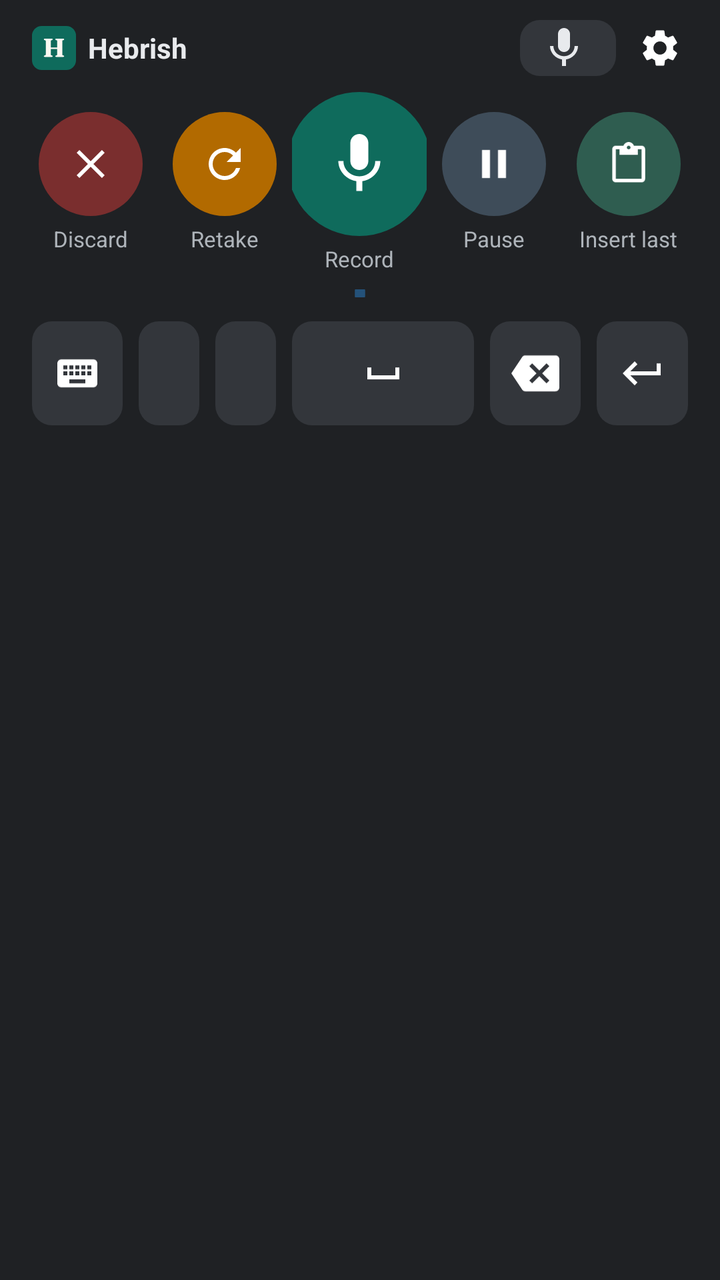
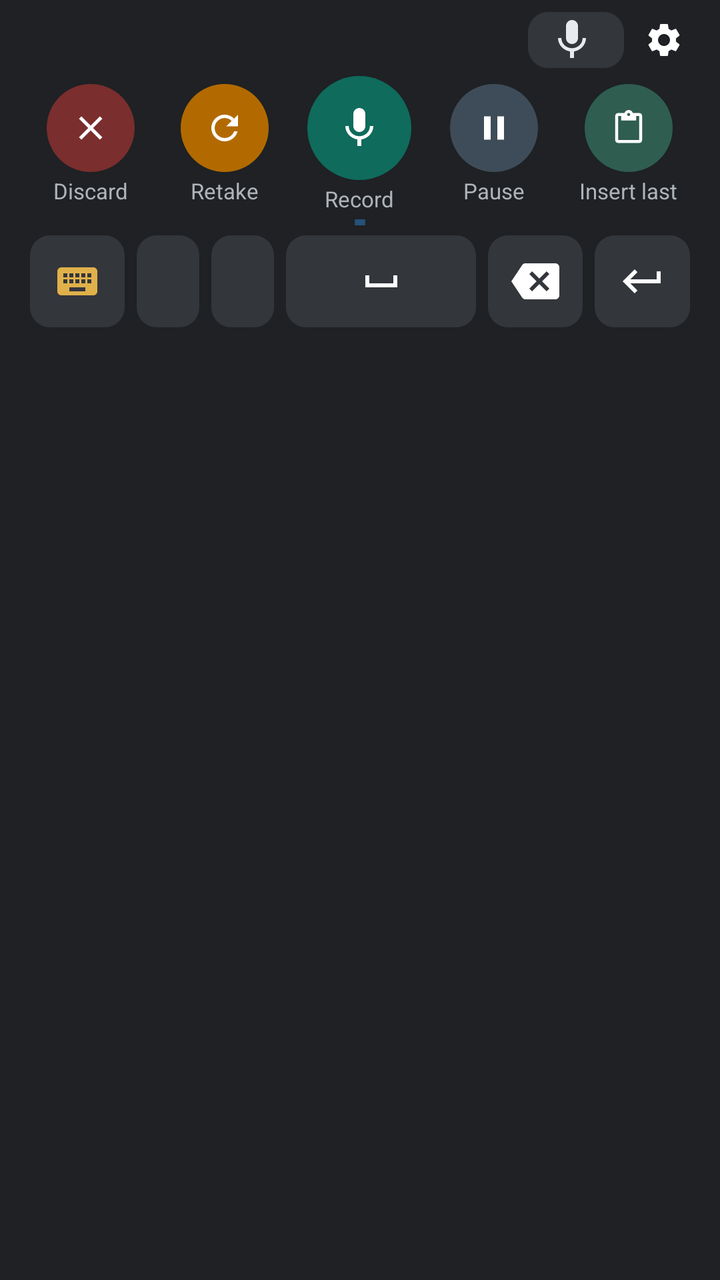

The first picture is an Android layout as it rendered before a commit; the second is the same layout after the commit. The layout source and the unified diff follow.
<!-- AndroidManifest.xml: application theme AppTheme -->
<!-- res/layout/ime_view.xml -->
<?xml version="1.0" encoding="utf-8"?>
<LinearLayout xmlns:android="http://schemas.android.com/apk/res/android"
    android:layout_width="match_parent"
    android:layout_height="wrap_content"
    android:background="@color/ime_bg"
    android:orientation="vertical"
    android:paddingHorizontal="12dp"
    android:paddingTop="6dp"
    android:paddingBottom="12dp">

    <LinearLayout
        android:layout_width="match_parent"
        android:layout_height="36dp"
        android:gravity="center_vertical"
        android:orientation="horizontal">

        <ImageView
            android:id="@+id/brand"
            android:layout_width="22dp"
            android:layout_height="22dp"
            android:layout_marginStart="4dp"
            android:importantForAccessibility="no"
            android:src="@drawable/ic_hebrish" />

        <TextView
            android:layout_width="wrap_content"
            android:layout_height="wrap_content"
            android:layout_marginStart="6dp"
            android:text="@string/app_name"
            android:textColor="@color/ime_text"
            android:textSize="14sp"
            android:textStyle="bold" />

        <LinearLayout
            android:layout_width="0dp"
            android:layout_height="wrap_content"
            android:layout_weight="1"
            android:gravity="center"
            android:orientation="horizontal">

            <ProgressBar
                android:id="@+id/spinner"
                style="?android:attr/progressBarStyleSmall"
                android:layout_width="16dp"
                android:layout_height="16dp"
                android:layout_marginEnd="8dp"
                android:visibility="gone" />

            <TextView
                android:id="@+id/status"
                android:layout_width="wrap_content"
                android:layout_height="wrap_content"
                android:ellipsize="end"
                android:maxLines="1"
                android:paddingHorizontal="8dp"
                android:paddingVertical="2dp"
                android:textColor="@color/ime_text"
                android:textSize="13sp" />
        </LinearLayout>

        
        <TextView
            android:id="@+id/source"
            android:layout_width="wrap_content"
            android:layout_height="28dp"
            android:layout_marginEnd="4dp"
            android:background="@drawable/key_bg"
            android:drawableStart="@drawable/ic_mic"
            android:drawablePadding="4dp"
            android:drawableTint="@color/ime_text"
            android:ellipsize="end"
            android:gravity="center_vertical"
            android:maxLines="1"
            android:maxWidth="120dp"
            android:paddingHorizontal="10dp"
            android:textColor="@color/ime_text"
            android:textSize="12sp" />

        <LinearLayout
            android:id="@+id/source_picker"
            android:layout_width="wrap_content"
            android:layout_height="wrap_content"
            android:layout_marginEnd="4dp"
            android:gravity="center_vertical"
            android:orientation="horizontal"
            android:visibility="gone" />

        <ImageButton
            android:id="@+id/settings"
            android:layout_width="36dp"
            android:layout_height="36dp"
            android:background="?android:attr/selectableItemBackgroundBorderless"
            android:contentDescription="@string/cd_settings"
            android:padding="7dp"
            android:scaleType="fitCenter"
            android:src="@drawable/ic_settings" />
    </LinearLayout>

    
    <LinearLayout
        android:layout_width="match_parent"
        android:layout_height="wrap_content"
        android:layout_marginTop="4dp"
        android:gravity="center_vertical"
        android:orientation="horizontal">
        <LinearLayout
            android:layout_width="0dp"
            android:layout_height="wrap_content"
            android:layout_weight="1"
            android:gravity="center_horizontal"
            android:orientation="vertical">
            <ImageButton
                android:id="@+id/discard"
                android:layout_width="52dp"
                android:layout_height="52dp"
                android:background="@drawable/ime_round"
                android:backgroundTint="@color/bubble_discard"
                android:contentDescription="@string/action_discard"
                android:foreground="@drawable/ime_round_press"
                android:padding="14dp"
                android:scaleType="fitCenter"
                android:src="@drawable/ic_close" />
            <TextView
                android:id="@+id/discard_lbl"
                android:layout_width="wrap_content"
                android:layout_height="wrap_content"
                android:layout_marginTop="4dp"
                android:maxLines="1"
                android:text="@string/discard"
                android:textColor="@color/ime_label"
                android:textSize="11sp" />
        </LinearLayout>
        <LinearLayout
            android:layout_width="0dp"
            android:layout_height="wrap_content"
            android:layout_weight="1"
            android:gravity="center_horizontal"
            android:orientation="vertical">
            <ImageButton
                android:id="@+id/restart"
                android:layout_width="52dp"
                android:layout_height="52dp"
                android:background="@drawable/ime_round"
                android:backgroundTint="@color/bubble_retake"
                android:contentDescription="@string/action_restart"
                android:foreground="@drawable/ime_round_press"
                android:padding="14dp"
                android:scaleType="fitCenter"
                android:src="@drawable/ic_retake" />
            <TextView
                android:id="@+id/restart_lbl"
                android:layout_width="wrap_content"
                android:layout_height="wrap_content"
                android:layout_marginTop="4dp"
                android:maxLines="1"
                android:text="@string/restart"
                android:textColor="@color/ime_label"
                android:textSize="11sp" />
        </LinearLayout>
        <LinearLayout
            android:layout_width="0dp"
            android:layout_height="wrap_content"
            android:layout_weight="1"
            android:gravity="center_horizontal"
            android:orientation="vertical">
            <ImageButton
                android:id="@+id/mic"
                android:layout_width="72dp"
                android:layout_height="72dp"
                android:background="@drawable/ime_round"
                android:backgroundTint="@color/ime_mic_idle"
                android:contentDescription="@string/cd_mic"
                android:foreground="@drawable/ime_round_press"
                android:padding="18dp"
                android:scaleType="fitCenter"
                android:src="@drawable/ic_mic" />
            <TextView
                android:id="@+id/mic_lbl"
                android:layout_width="wrap_content"
                android:layout_height="wrap_content"
                android:layout_marginTop="4dp"
                android:maxLines="1"
                android:text="@string/ime_lbl_record"
                android:textColor="@color/ime_label"
                android:textSize="11sp" />
        </LinearLayout>
        <LinearLayout
            android:layout_width="0dp"
            android:layout_height="wrap_content"
            android:layout_weight="1"
            android:gravity="center_horizontal"
            android:orientation="vertical">
            <ImageButton
                android:id="@+id/pause"
                android:layout_width="52dp"
                android:layout_height="52dp"
                android:background="@drawable/ime_round"
                android:backgroundTint="@color/ime_pause"
                android:contentDescription="@string/action_pause"
                android:foreground="@drawable/ime_round_press"
                android:padding="14dp"
                android:scaleType="fitCenter"
                android:src="@drawable/ic_pause" />
            <TextView
                android:id="@+id/pause_lbl"
                android:layout_width="wrap_content"
                android:layout_height="wrap_content"
                android:layout_marginTop="4dp"
                android:maxLines="1"
                android:text="@string/pause"
                android:textColor="@color/ime_label"
                android:textSize="11sp" />
        </LinearLayout>
        <LinearLayout
            android:layout_width="0dp"
            android:layout_height="wrap_content"
            android:layout_weight="1"
            android:gravity="center_horizontal"
            android:orientation="vertical">
            <ImageButton
                android:id="@+id/insert_last"
                android:layout_width="52dp"
                android:layout_height="52dp"
                android:background="@drawable/ime_round"
                android:backgroundTint="@color/ime_insert"
                android:contentDescription="@string/insert_last"
                android:foreground="@drawable/ime_round_press"
                android:padding="15dp"
                android:scaleType="fitCenter"
                android:src="@drawable/ic_paste" />
            <TextView
                android:id="@+id/insert_last_lbl"
                android:layout_width="wrap_content"
                android:layout_height="wrap_content"
                android:layout_marginTop="4dp"
                android:maxLines="1"
                android:text="@string/ime_lbl_insert"
                android:textColor="@color/ime_label"
                android:textSize="11sp" />
        </LinearLayout>
    </LinearLayout>

    <View
        android:id="@+id/level"
        android:layout_width="match_parent"
        android:layout_height="4dp"
        android:layout_marginHorizontal="40dp"
        android:layout_marginTop="8dp"
        android:background="@drawable/level_bar"
        android:scaleX="0.02" />

    <LinearLayout
        android:layout_width="match_parent"
        android:layout_height="wrap_content"
        android:layout_marginTop="8dp"
        android:orientation="horizontal">

        <ImageButton
            android:id="@+id/switch_ime"
            android:layout_width="0dp"
            android:layout_height="52dp"
            android:layout_margin="4dp"
            android:layout_weight="1.2"
            android:background="@drawable/key_bg"
            android:contentDescription="@string/cd_switch"
            android:src="@drawable/ic_keyboard" />

        <Button
            android:id="@+id/comma"
            android:layout_width="0dp"
            android:layout_height="52dp"
            android:layout_margin="4dp"
            android:layout_weight="0.8"
            android:background="@drawable/key_bg"
            android:contentDescription="@string/cd_comma"
            android:text=","
            android:textColor="@color/ime_text"
            android:textSize="22sp" />

        <Button
            android:id="@+id/period"
            android:layout_width="0dp"
            android:layout_height="52dp"
            android:layout_margin="4dp"
            android:layout_weight="0.8"
            android:background="@drawable/key_bg"
            android:contentDescription="@string/cd_period"
            android:text="."
            android:textColor="@color/ime_text"
            android:textSize="22sp" />

        <ImageButton
            android:id="@+id/space"
            android:layout_width="0dp"
            android:layout_height="52dp"
            android:layout_margin="4dp"
            android:layout_weight="2.4"
            android:background="@drawable/key_bg"
            android:contentDescription="@string/cd_space"
            android:src="@drawable/ic_space" />

        <ImageButton
            android:id="@+id/backspace"
            android:layout_width="0dp"
            android:layout_height="52dp"
            android:layout_margin="4dp"
            android:layout_weight="1.2"
            android:background="@drawable/key_bg"
            android:contentDescription="@string/cd_backspace"
            android:src="@drawable/ic_backspace" />

        <ImageButton
            android:id="@+id/enter"
            android:layout_width="0dp"
            android:layout_height="52dp"
            android:layout_margin="4dp"
            android:layout_weight="1.2"
            android:background="@drawable/key_bg"
            android:contentDescription="@string/cd_enter"
            android:src="@drawable/ic_enter" />
    </LinearLayout>
</LinearLayout>
<!-- resources referenced by this layout -->
<resources>
  <color name="bubble_discard">#7A2E2E</color>
  <color name="bubble_retake">#B26A00</color>
  <color name="ime_bg">#1F2124</color>
  <color name="ime_insert">#2F5D50</color>
  <color name="ime_label">#AEB4BA</color>
  <color name="ime_mic_idle">#0F6B5C</color>
  <color name="ime_pause">#3E4C59</color>
  <color name="ime_text">#E8EAED</color>
  <!-- drawable ic_hebrish (drawable) -->
  <vector xmlns:android="http://schemas.android.com/apk/res/android" android:width="24dp" android:height="24dp" android:viewportWidth="64" android:viewportHeight="64">
      <path android:fillColor="@color/hebrish_green" android:pathData="M14,0h36a14,14 0 0 1 14,14v36a14,14 0 0 1 -14,14h-36a14,14 0 0 1 -14,-14v-36a14,14 0 0 1 14,-14z"/>
      <path android:fillColor="#FFFBF8F2" android:pathData="m 23.098489,31.282 h 16.169 v 2.261 h -16.169 z m 4.199,10.203 q 0,0.437 0.247,0.703 0.247,0.266 0.703,0.418 l 0.931,0.266 q 0.855,0.285 0.855,1.102 0,0.475 -0.323,0.76 -0.323,0.266 -0.988,0.266 h -10.146 q -0.665,0 -0.988,-0.266 -0.323,-0.285 -0.323,-0.76 0,-0.817 0.855,-1.102 l 0.931,-0.266 q 0.475,-0.152 0.703,-0.418 0.247,-0.266 0.247,-0.703 v -19.57 q 0,-0.437 -0.247,-0.703 -0.228,-0.266 -0.703,-0.418 l -0.931,-0.266 q -0.855,-0.285 -0.855,-1.102 0,-0.494 0.323,-0.76 0.323,-0.266 0.988,-0.266 h 10.146 q 0.665,0 0.988,0.266 0.323,0.266 0.323,0.76 0,0.817 -0.855,1.102 l -0.931,0.266 q -0.456,0.152 -0.703,0.418 -0.247,0.266 -0.247,0.703 z m 16.72,0 q 0,0.437 0.228,0.703 0.247,0.266 0.722,0.418 l 0.912,0.266 q 0.855,0.285 0.855,1.102 0,0.475 -0.323,0.76 -0.304,0.266 -0.988,0.266 h -10.146 q -0.665,0 -0.988,-0.266 -0.304,-0.285 -0.304,-0.76 0,-0.817 0.836,-1.102 l 0.931,-0.266 q 0.475,-0.152 0.703,-0.418 0.247,-0.266 0.247,-0.703 v -19.57 q 0,-0.437 -0.247,-0.703 -0.228,-0.266 -0.703,-0.418 l -0.931,-0.266 q -0.836,-0.285 -0.836,-1.102 0,-0.494 0.304,-0.76 0.323,-0.266 0.988,-0.266 h 10.146 q 0.684,0 0.988,0.266 0.323,0.266 0.323,0.76 0,0.817 -0.855,1.102 l -0.912,0.266 q -0.475,0.152 -0.722,0.418 -0.228,0.266 -0.228,0.703 z"/>
  </vector>
  <!-- drawable ime_round (drawable) -->
  <shape xmlns:android="http://schemas.android.com/apk/res/android" android:shape="oval">
      <solid android:color="#FFFFFFFF" />
  </shape>
  <!-- drawable key_bg (drawable) -->
  <shape xmlns:android="http://schemas.android.com/apk/res/android" android:shape="rectangle">
      <solid android:color="@color/ime_key" />
      <corners android:radius="10dp" />
  </shape>
  <!-- drawable level_bar (drawable) -->
  <shape xmlns:android="http://schemas.android.com/apk/res/android" android:shape="rectangle">
      <solid android:color="@color/accent" />
      <corners android:radius="2dp" />
  </shape>
  <string name="action_discard">Discard</string>
  <string name="action_pause">Pause or resume</string>
  <string name="action_restart">Retake (start over)</string>
  <string name="app_name">Hebrish</string>
  <string name="cd_backspace">Delete</string>
  <string name="cd_comma">Comma</string>
  <string name="cd_enter">Enter</string>
  <string name="cd_mic">Record</string>
  <string name="cd_period">Full stop</string>
  <string name="cd_settings">Hebrish settings</string>
  <string name="cd_space">Space</string>
  <string name="cd_switch">Back to previous keyboard</string>
  <string name="discard">Discard</string>
  <string name="ime_lbl_insert">Insert last</string>
  <string name="ime_lbl_record">Record</string>
  <string name="insert_last">Insert last transcript</string>
  <string name="pause">Pause</string>
  <string name="restart">Retake</string>
  <color name="hebrish_green">#0F6B5C</color>
  <color name="ime_key">#33363B</color>
  <color name="accent">#24527A</color>
  <color name="brand_bg">#FBF8F2</color>
  <color name="brand_accent">#0F6B5C</color>
  <color name="brand_muted">#5B6662</color>
  <color name="brand_ink">#1D2422</color>
  <color name="brand_accent_soft">#D8EFE7</color>
  <!-- unchanged entries left out for length: 16 -->
</resources>

<!-- the commit's change to res/layout/ime_view.xml (unified diff, before → after) -->
@@ -5,31 +5,14 @@
     android:background="@color/ime_bg"
     android:orientation="vertical"
     android:paddingHorizontal="12dp"
-    android:paddingTop="6dp"
-    android:paddingBottom="12dp">
+    android:paddingTop="4dp"
+    android:paddingBottom="2dp">
 
     <LinearLayout
         android:layout_width="match_parent"
-        android:layout_height="36dp"
+        android:layout_height="32dp"
         android:gravity="center_vertical"
         android:orientation="horizontal">
-
-        <ImageView
-            android:id="@+id/brand"
-            android:layout_width="22dp"
-            android:layout_height="22dp"
-            android:layout_marginStart="4dp"
-            android:importantForAccessibility="no"
-            android:src="@drawable/ic_hebrish" />
-
-        <TextView
-            android:layout_width="wrap_content"
-            android:layout_height="wrap_content"
-            android:layout_marginStart="6dp"
-            android:text="@string/app_name"
-            android:textColor="@color/ime_text"
-            android:textSize="14sp"
-            android:textStyle="bold" />
 
         <LinearLayout
             android:layout_width="0dp"
@@ -87,11 +70,11 @@
 
         <ImageButton
             android:id="@+id/settings"
-            android:layout_width="36dp"
-            android:layout_height="36dp"
+            android:layout_width="32dp"
+            android:layout_height="32dp"
             android:background="?android:attr/selectableItemBackgroundBorderless"
             android:contentDescription="@string/cd_settings"
-            android:padding="7dp"
+            android:padding="6dp"
             android:scaleType="fitCenter"
             android:src="@drawable/ic_settings" />
     </LinearLayout>
@@ -100,7 +83,7 @@
     <LinearLayout
         android:layout_width="match_parent"
         android:layout_height="wrap_content"
-        android:layout_marginTop="4dp"
+        android:layout_marginTop="2dp"
         android:gravity="center_vertical"
         android:orientation="horizontal">
         <LinearLayout
@@ -111,74 +94,74 @@
             android:orientation="vertical">
             <ImageButton
                 android:id="@+id/discard"
+                android:layout_width="44dp"
+                android:layout_height="44dp"
+                android:background="@drawable/ime_round"
+                android:backgroundTint="@color/bubble_discard"
+                android:contentDescription="@string/action_discard"
+                android:foreground="@drawable/ime_round_press"
+                android:padding="12dp"
+                android:scaleType="fitCenter"
+                android:src="@drawable/ic_close" />
+            <TextView
+                android:id="@+id/discard_lbl"
+                android:layout_width="wrap_content"
+                android:layout_height="wrap_content"
+                android:layout_marginTop="2dp"
+                android:maxLines="1"
+                android:text="@string/discard"
+                android:textColor="@color/ime_label"
+                android:textSize="11sp" />
+        </LinearLayout>
+        <LinearLayout
+            android:layout_width="0dp"
+            android:layout_height="wrap_content"
+            android:layout_weight="1"
+            android:gravity="center_horizontal"
+            android:orientation="vertical">
+            <ImageButton
+                android:id="@+id/restart"
+                android:layout_width="44dp"
+                android:layout_height="44dp"
+                android:background="@drawable/ime_round"
+                android:backgroundTint="@color/bubble_retake"
+                android:contentDescription="@string/action_restart"
+                android:foreground="@drawable/ime_round_press"
+                android:padding="12dp"
+                android:scaleType="fitCenter"
+                android:src="@drawable/ic_retake" />
+            <TextView
+                android:id="@+id/restart_lbl"
+                android:layout_width="wrap_content"
+                android:layout_height="wrap_content"
+                android:layout_marginTop="2dp"
+                android:maxLines="1"
+                android:text="@string/restart"
+                android:textColor="@color/ime_label"
+                android:textSize="11sp" />
+        </LinearLayout>
+        <LinearLayout
+            android:layout_width="0dp"
+            android:layout_height="wrap_content"
+            android:layout_weight="1"
+            android:gravity="center_horizontal"
+            android:orientation="vertical">
+            <ImageButton
+                android:id="@+id/mic"
                 android:layout_width="52dp"
                 android:layout_height="52dp"
                 android:background="@drawable/ime_round"
-                android:backgroundTint="@color/bubble_discard"
-                android:contentDescription="@string/action_discard"
-                android:foreground="@drawable/ime_round_press"
-                android:padding="14dp"
-                android:scaleType="fitCenter"
-                android:src="@drawable/ic_close" />
-            <TextView
-                android:id="@+id/discard_lbl"
-                android:layout_width="wrap_content"
-                android:layout_height="wrap_content"
-                android:layout_marginTop="4dp"
-                android:maxLines="1"
-                android:text="@string/discard"
-                android:textColor="@color/ime_label"
-                android:textSize="11sp" />
-        </LinearLayout>
-        <LinearLayout
-            android:layout_width="0dp"
-            android:layout_height="wrap_content"
-            android:layout_weight="1"
-            android:gravity="center_horizontal"
-            android:orientation="vertical">
-            <ImageButton
-                android:id="@+id/restart"
-                android:layout_width="52dp"
-                android:layout_height="52dp"
-                android:background="@drawable/ime_round"
-                android:backgroundTint="@color/bubble_retake"
-                android:contentDescription="@string/action_restart"
-                android:foreground="@drawable/ime_round_press"
-                android:padding="14dp"
-                android:scaleType="fitCenter"
-                android:src="@drawable/ic_retake" />
-            <TextView
-                android:id="@+id/restart_lbl"
-                android:layout_width="wrap_content"
-                android:layout_height="wrap_content"
-                android:layout_marginTop="4dp"
-                android:maxLines="1"
-                android:text="@string/restart"
-                android:textColor="@color/ime_label"
-                android:textSize="11sp" />
-        </LinearLayout>
-        <LinearLayout
-            android:layout_width="0dp"
-            android:layout_height="wrap_content"
-            android:layout_weight="1"
-            android:gravity="center_horizontal"
-            android:orientation="vertical">
-            <ImageButton
-                android:id="@+id/mic"
-                android:layout_width="72dp"
-                android:layout_height="72dp"
-                android:background="@drawable/ime_round"
                 android:backgroundTint="@color/ime_mic_idle"
                 android:contentDescription="@string/cd_mic"
                 android:foreground="@drawable/ime_round_press"
-                android:padding="18dp"
+                android:padding="14dp"
                 android:scaleType="fitCenter"
                 android:src="@drawable/ic_mic" />
             <TextView
                 android:id="@+id/mic_lbl"
                 android:layout_width="wrap_content"
                 android:layout_height="wrap_content"
-                android:layout_marginTop="4dp"
+                android:layout_marginTop="2dp"
                 android:maxLines="1"
                 android:text="@string/ime_lbl_record"
                 android:textColor="@color/ime_label"
@@ -192,20 +175,20 @@
             android:orientation="vertical">
             <ImageButton
                 android:id="@+id/pause"
-                android:layout_width="52dp"
-                android:layout_height="52dp"
+                android:layout_width="44dp"
+                android:layout_height="44dp"
                 android:background="@drawable/ime_round"
                 android:backgroundTint="@color/ime_pause"
                 android:contentDescription="@string/action_pause"
                 android:foreground="@drawable/ime_round_press"
-                android:padding="14dp"
+                android:padding="12dp"
                 android:scaleType="fitCenter"
                 android:src="@drawable/ic_pause" />
             <TextView
                 android:id="@+id/pause_lbl"
                 android:layout_width="wrap_content"
                 android:layout_height="wrap_content"
-                android:layout_marginTop="4dp"
+                android:layout_marginTop="2dp"
                 android:maxLines="1"
                 android:text="@string/pause"
                 android:textColor="@color/ime_label"
@@ -219,20 +202,20 @@
             android:orientation="vertical">
             <ImageButton
                 android:id="@+id/insert_last"
-                android:layout_width="52dp"
-                android:layout_height="52dp"
+                android:layout_width="44dp"
+                android:layout_height="44dp"
                 android:background="@drawable/ime_round"
                 android:backgroundTint="@color/ime_insert"
                 android:contentDescription="@string/insert_last"
                 android:foreground="@drawable/ime_round_press"
-                android:padding="15dp"
+                android:padding="13dp"
                 android:scaleType="fitCenter"
                 android:src="@drawable/ic_paste" />
             <TextView
                 android:id="@+id/insert_last_lbl"
                 android:layout_width="wrap_content"
                 android:layout_height="wrap_content"
-                android:layout_marginTop="4dp"
+                android:layout_marginTop="2dp"
                 android:maxLines="1"
                 android:text="@string/ime_lbl_insert"
                 android:textColor="@color/ime_label"
@@ -243,33 +226,34 @@
     <View
         android:id="@+id/level"
         android:layout_width="match_parent"
-        android:layout_height="4dp"
+        android:layout_height="3dp"
         android:layout_marginHorizontal="40dp"
-        android:layout_marginTop="8dp"
+        android:layout_marginTop="3dp"
         android:background="@drawable/level_bar"
         android:scaleX="0.02" />
 
     <LinearLayout
         android:layout_width="match_parent"
         android:layout_height="wrap_content"
-        android:layout_marginTop="8dp"
+        android:layout_marginTop="2dp"
         android:orientation="horizontal">
 
         <ImageButton
             android:id="@+id/switch_ime"
             android:layout_width="0dp"
-            android:layout_height="52dp"
-            android:layout_margin="4dp"
+            android:layout_height="46dp"
+            android:layout_margin="3dp"
             android:layout_weight="1.2"
             android:background="@drawable/key_bg"
             android:contentDescription="@string/cd_switch"
-            android:src="@drawable/ic_keyboard" />
+            android:src="@drawable/ic_keyboard"
+            android:tint="@color/ime_switch" />
 
         <Button
             android:id="@+id/comma"
             android:layout_width="0dp"
-            android:layout_height="52dp"
-            android:layout_margin="4dp"
+            android:layout_height="46dp"
+            android:layout_margin="3dp"
             android:layout_weight="0.8"
             android:background="@drawable/key_bg"
             android:contentDescription="@string/cd_comma"
@@ -280,8 +264,8 @@
         <Button
             android:id="@+id/period"
             android:layout_width="0dp"
-            android:layout_height="52dp"
-            android:layout_margin="4dp"
+            android:layout_height="46dp"
+            android:layout_margin="3dp"
             android:layout_weight="0.8"
             android:background="@drawable/key_bg"
             android:contentDescription="@string/cd_period"
@@ -292,8 +276,8 @@
         <ImageButton
             android:id="@+id/space"
             android:layout_width="0dp"
-            android:layout_height="52dp"
-            android:layout_margin="4dp"
+            android:layout_height="46dp"
+            android:layout_margin="3dp"
             android:layout_weight="2.4"
             android:background="@drawable/key_bg"
             android:contentDescription="@string/cd_space"
@@ -302,8 +286,8 @@
         <ImageButton
             android:id="@+id/backspace"
             android:layout_width="0dp"
-            android:layout_height="52dp"
-            android:layout_margin="4dp"
+            android:layout_height="46dp"
+            android:layout_margin="3dp"
             android:layout_weight="1.2"
             android:background="@drawable/key_bg"
             android:contentDescription="@string/cd_backspace"
@@ -312,8 +296,8 @@
         <ImageButton
             android:id="@+id/enter"
             android:layout_width="0dp"
-            android:layout_height="52dp"
-            android:layout_margin="4dp"
+            android:layout_height="46dp"
+            android:layout_margin="3dp"
             android:layout_weight="1.2"
             android:background="@drawable/key_bg"
             android:contentDescription="@string/cd_enter"
<!-- resource entries referenced after the edit -->
@@ -7,12 +7,8 @@
   <color name="ime_label">#AEB4BA</color>
   <color name="ime_mic_idle">#0F6B5C</color>
   <color name="ime_pause">#3E4C59</color>
+  <color name="ime_switch">#E0B14A</color>
   <color name="ime_text">#E8EAED</color>
-  <!-- drawable ic_hebrish (drawable) -->
-  <vector xmlns:android="http://schemas.android.com/apk/res/android" android:width="24dp" android:height="24dp" android:viewportWidth="64" android:viewportHeight="64">
-      <path android:fillColor="@color/hebrish_green" android:pathData="M14,0h36a14,14 0 0 1 14,14v36a14,14 0 0 1 -14,14h-36a14,14 0 0 1 -14,-14v-36a14,14 0 0 1 14,-14z"/>
-      <path android:fillColor="#FFFBF8F2" android:pathData="m 23.098489,31.282 h 16.169 v 2.261 h -16.169 z m 4.199,10.203 q 0,0.437 0.247,0.703 0.247,0.266 0.703,0.418 l 0.931,0.266 q 0.855,0.285 0.855,1.102 0,0.475 -0.323,0.76 -0.323,0.266 -0.988,0.266 h -10.146 q -0.665,0 -0.988,-0.266 -0.323,-0.285 -0.323,-0.76 0,-0.817 0.855,-1.102 l 0.931,-0.266 q 0.475,-0.152 0.703,-0.418 0.247,-0.266 0.247,-0.703 v -19.57 q 0,-0.437 -0.247,-0.703 -0.228,-0.266 -0.703,-0.418 l -0.931,-0.266 q -0.855,-0.285 -0.855,-1.102 0,-0.494 0.323,-0.76 0.323,-0.266 0.988,-0.266 h 10.146 q 0.665,0 0.988,0.266 0.323,0.266 0.323,0.76 0,0.817 -0.855,1.102 l -0.931,0.266 q -0.456,0.152 -0.703,0.418 -0.247,0.266 -0.247,0.703 z m 16.72,0 q 0,0.437 0.228,0.703 0.247,0.266 0.722,0.418 l 0.912,0.266 q 0.855,0.285 0.855,1.102 0,0.475 -0.323,0.76 -0.304,0.266 -0.988,0.266 h -10.146 q -0.665,0 -0.988,-0.266 -0.304,-0.285 -0.304,-0.76 0,-0.817 0.836,-1.102 l 0.931,-0.266 q 0.475,-0.152 0.703,-0.418 0.247,-0.266 0.247,-0.703 v -19.57 q 0,-0.437 -0.247,-0.703 -0.228,-0.266 -0.703,-0.418 l -0.931,-0.266 q -0.836,-0.285 -0.836,-1.102 0,-0.494 0.304,-0.76 0.323,-0.266 0.988,-0.266 h 10.146 q 0.684,0 0.988,0.266 0.323,0.266 0.323,0.76 0,0.817 -0.855,1.102 l -0.912,0.266 q -0.475,0.152 -0.722,0.418 -0.228,0.266 -0.228,0.703 z"/>
-  </vector>
   <!-- drawable ime_round (drawable) -->
   <shape xmlns:android="http://schemas.android.com/apk/res/android" android:shape="oval">
       <solid android:color="#FFFFFFFF" />
@@ -30,7 +26,6 @@
   <string name="action_discard">Discard</string>
   <string name="action_pause">Pause or resume</string>
   <string name="action_restart">Retake (start over)</string>
-  <string name="app_name">Hebrish</string>
   <string name="cd_backspace">Delete</string>
   <string name="cd_comma">Comma</string>
   <string name="cd_enter">Enter</string>
@@ -45,7 +40,6 @@
   <string name="insert_last">Insert last transcript</string>
   <string name="pause">Pause</string>
   <string name="restart">Retake</string>
-  <color name="hebrish_green">#0F6B5C</color>
   <color name="ime_key">#33363B</color>
   <color name="accent">#24527A</color>
   <color name="brand_bg">#FBF8F2</color>
